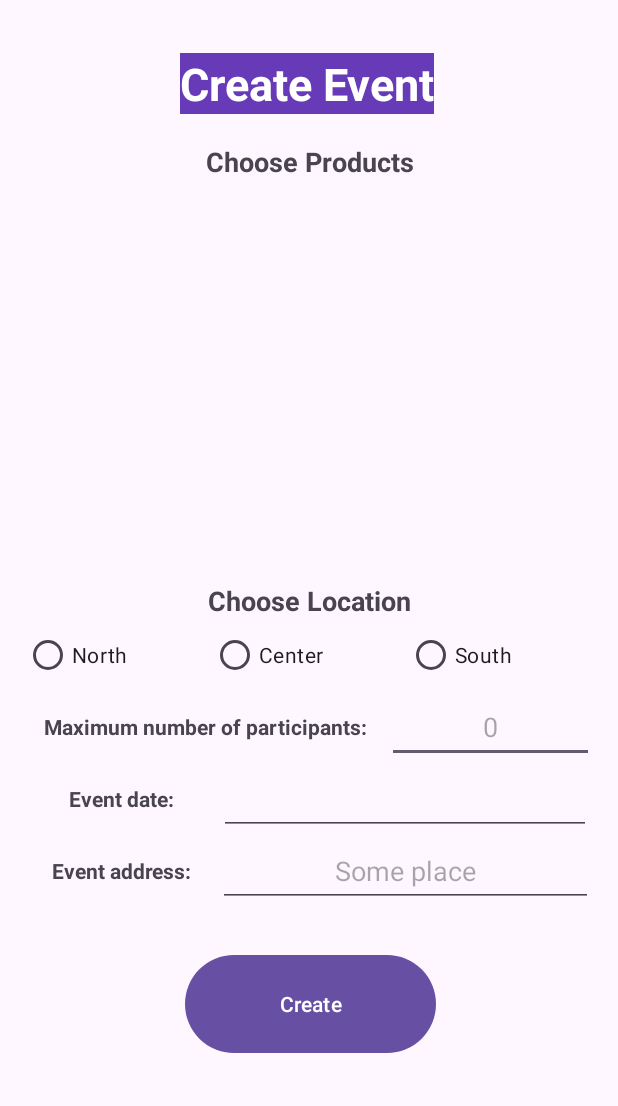
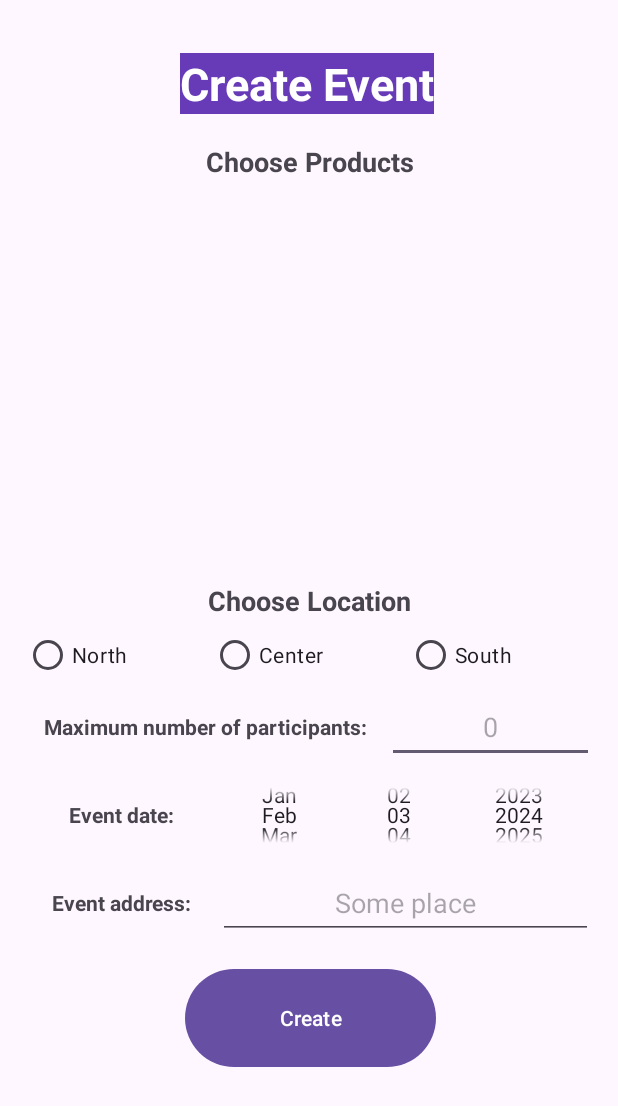
Before and after one commit to Ely6899/FrontCare, an Android app: the CreateEvent screen opened directly, with no data from a screen before it, on a phone screen of 412 x 824 dp. Shown: the top 1106 px of the screen. Run offline under Robolectric (Android 15) with nearby library versions, the phone set to English and light mode, and no system bars; network calls fail; 1 statement that could not run was skipped.

Commit message:
CreateEvent is now bug proof. Also added a date picker.

```diff
--- a/app/src/main/java/com/example/frontcareproject/CreateSoldierRequest.kt
+++ b/app/src/main/java/com/example/frontcareproject/CreateSoldierRequest.kt
@@ -111,10 +111,8 @@ class CreateSoldierRequest : AppCompatActivity() {
     }
 
     private fun onCreateButtonClick() {
-        // If none radio button is selected return
+        // Check if no location is picked.
         val selectedRadioButtonId = radioGroup.checkedRadioButtonId
-
-        // Check if location is empty.
         if (selectedRadioButtonId == -1) {
             Toast.makeText(this, "Please select a location", Toast.LENGTH_SHORT).show()
             return
--- a/app/src/main/res/layout/activity_create_event.xml
+++ b/app/src/main/res/layout/activity_create_event.xml
@@ -110,7 +110,7 @@
 
     <LinearLayout
         android:layout_width="wrap_content"
-        android:layout_height="48dp"
+        android:layout_height="69dp"
         android:orientation="horizontal">
 
         <TextView
@@ -122,14 +122,14 @@
             android:text="Event date:"
             android:textStyle="bold" />
 
-        <EditText
-            android:id="@+id/eventDateText"
-            android:layout_width="248dp"
+        <DatePicker
+            android:id="@+id/datePicker"
+            android:layout_width="match_parent"
             android:layout_height="match_parent"
-            android:layout_weight="1"
-            android:ems="10"
-            android:gravity="center"
-            android:inputType="datetime|date" />
+            android:calendarViewShown="false"
+            android:datePickerMode="spinner"
+            android:inputType="none"
+            android:spinnersShown="true" />
     </LinearLayout>
 
     <LinearLayout
@@ -170,7 +170,7 @@
             app:layout_constraintEnd_toEndOf="parent"
             app:layout_constraintStart_toStartOf="parent"
             app:layout_constraintTop_toTopOf="parent"
-            app:layout_constraintVertical_bias="0.535" />
+            app:layout_constraintVertical_bias="0.307" />
     </androidx.constraintlayout.widget.ConstraintLayout>
 
 </LinearLayout>
```
Also changed, not shown: app/src/main/java/com/example/frontcareproject/CreateEvent.kt (+55 -9 lines).
